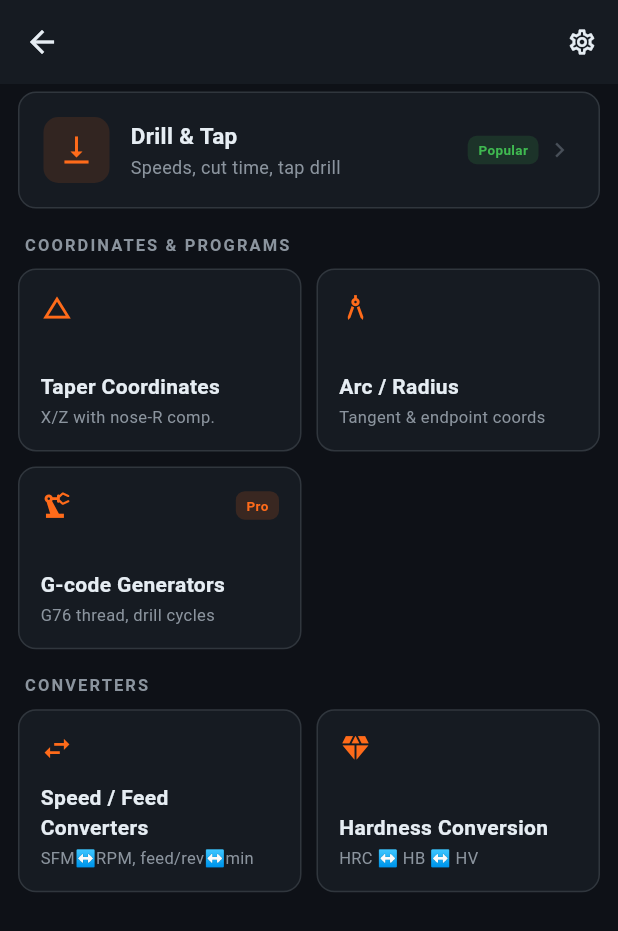
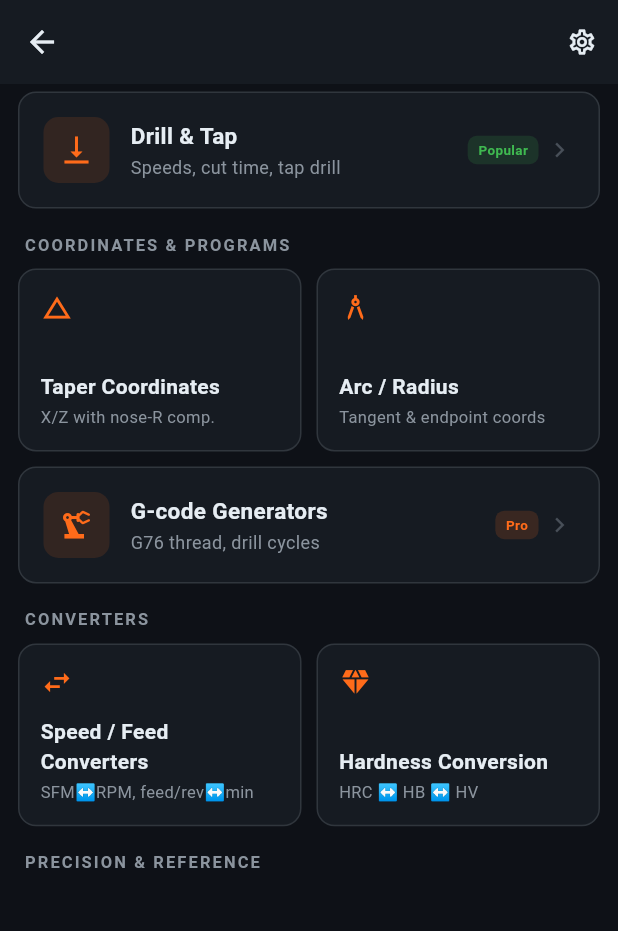
Before and after one commit to emadleo13/CNC-app-project-, a Flutter app: the ToolsHubScreen screen opened directly, scrolled down 513 dp, on a phone screen of 412 x 824 dp. Shown: the top 931 px of the screen. Run offline on Flutter 3.47's test engine with Material 3 defaults, Android fonts, the phone set to English and light mode, and no system bars; our stand-ins replace file_picker, flutter_riverpod, flutter_secure_storage, go_router, hive_flutter, image_picker and 4 more; missing offline and left inert: country_flags; accounts and stored records are empty; network calls fail.

Commit message:
Fix icon clipping, splash, and odd-trailing tool card; bump to 1.1.1+3
- Adaptive launcher icon: rebuild foreground with safe-zone padding so the
  full logo (incl. EMAD) is no longer clipped by the system mask (also fixes
  the Android 12 splash icon)
- Refresh splash_logo for the Android <12 launch screen
- Tools hub: an odd trailing tool in a category now spans full width instead
  of leaving a dead column (e.g. G-code Generators under Coordinates)
- Bump version 1.1.0+2 -> 1.1.1+3 for the new release

Co-Authored-By: Claude Opus 4.8 <noreply@anthropic.com>

```diff
--- a/lib/features/tools/presentation/tools_hub_screen.dart
+++ b/lib/features/tools/presentation/tools_hub_screen.dart
@@ -77,6 +77,9 @@ class ToolsHubScreen extends ConsumerWidget {
         // A lone tool spans the full width instead of leaving a dead column.
         children.add(entrance(_WideToolCard(tool: tools.first, s: s, onTap: open)));
       } else {
+        // An odd trailing tool would leave a dead column, so it spans full width.
+        final hasOddTrailing = tools.length.isOdd;
+        final gridTools = hasOddTrailing ? tools.sublist(0, tools.length - 1) : tools;
         children.add(GridView.count(
           crossAxisCount: 2,
           shrinkWrap: true,
@@ -84,8 +87,12 @@ class ToolsHubScreen extends ConsumerWidget {
           mainAxisSpacing: 10,
           crossAxisSpacing: 10,
           childAspectRatio: 1.55,
-          children: tools.map((t) => entrance(_ToolCard(tool: t, s: s, onTap: open))).toList(),
+          children: gridTools.map((t) => entrance(_ToolCard(tool: t, s: s, onTap: open))).toList(),
         ));
+        if (hasOddTrailing) {
+          children.add(const SizedBox(height: 10));
+          children.add(entrance(_WideToolCard(tool: tools.last, s: s, onTap: open)));
+        }
       }
     }
 
--- a/pubspec.yaml
+++ b/pubspec.yaml
@@ -1,7 +1,7 @@
 name: cnc_assist
 description: "CNC Operator Assistant - AI-powered G-code analyzer and machining calculator"
 publish_to: 'none'
-version: 1.1.0+2
+version: 1.1.1+3
 
 environment:
   sdk: ^3.12.0
```
Also changed, not shown: assets/icon/app_icon.png, assets/icon/app_icon_foreground.png, 13 other files.
